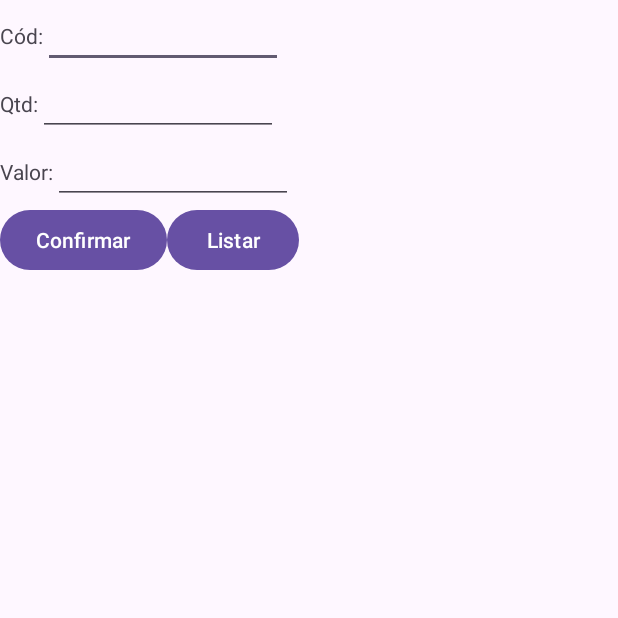
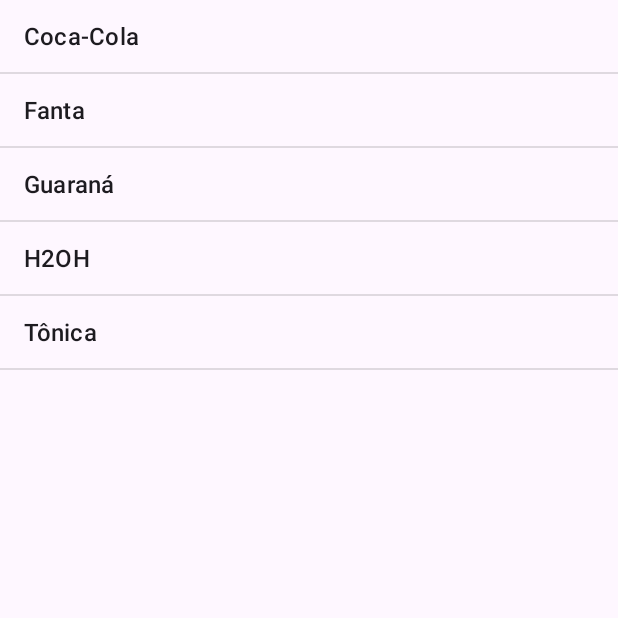
Before and after one commit to RSouzaTi/TrocaTela-posmoveis2025, an Android app: the LancamentoActivity screen opened directly, with no data from a screen before it, after a tap on "Listar", on a phone screen of 412 x 824 dp, the top half of it. Run offline under Robolectric (Android 15) with nearby library versions, the phone set to English and light mode, and no system bars.

Commit message:
Aplicativo completo, já com a ListarActivity e tratando o retorno do processamento da Lista

```diff
--- a/app/src/main/AndroidManifest.xml
+++ b/app/src/main/AndroidManifest.xml
@@ -11,6 +11,9 @@
         android:roundIcon="@mipmap/ic_launcher_round"
         android:supportsRtl="true"
         android:theme="@style/Theme.TrocaTelaposmoveis2025">
+        <activity
+            android:name=".ListarActivity"
+            android:exported="false" />
         <activity
             android:name=".ConfirmarActivity"
             android:exported="false" />
--- a/app/src/main/java/br/edu/utfpr/trocatela_posmoveis2025/ConfirmarActivity.kt
+++ b/app/src/main/java/br/edu/utfpr/trocatela_posmoveis2025/ConfirmarActivity.kt
@@ -47,7 +47,7 @@ class ConfirmarActivity : AppCompatActivity() {
         val intent = Intent(Intent.ACTION_VIEW)
 
         intent.setData(Uri.parse("sms:+554699121234"))
-        intent.putExtra("sms_body", "sms")
+        intent.putExtra("sms_body", sms)
 
         startActivity(intent)
 
--- a/app/src/main/java/br/edu/utfpr/trocatela_posmoveis2025/LancamentoActivity.kt
+++ b/app/src/main/java/br/edu/utfpr/trocatela_posmoveis2025/LancamentoActivity.kt
@@ -5,6 +5,7 @@ import android.os.Bundle
 import android.view.View
 import android.widget.EditText
 import androidx.activity.enableEdgeToEdge
+import androidx.activity.result.contract.ActivityResultContracts
 import androidx.appcompat.app.AppCompatActivity
 import androidx.core.view.ViewCompat
 import androidx.core.view.WindowInsetsCompat
@@ -39,7 +40,18 @@ class LancamentoActivity : AppCompatActivity() {
 
         startActivity(intent)
     }
+
     fun btListarOnClick(view: View) {
+        val intent = Intent(this, ListarActivity::class.java)
+        getResult.launch(intent)
 
     }
+
+    private val getResult =
+        registerForActivityResult(ActivityResultContracts.StartActivityForResult()) { it ->
+            if (it.resultCode == RESULT_OK) {
+                val cod = it.data?.getIntExtra("cod", 0)
+                etCod.setText(cod.toString())
+            }
+        }
 }
--- /dev/null
+++ b/app/src/main/java/br/edu/utfpr/trocatela_posmoveis2025/ListarActivity.kt
@@ -0,0 +1,35 @@
+package br.edu.utfpr.trocatela_posmoveis2025
+
+import android.os.Bundle
+import android.widget.ListView
+import android.widget.Toast
+import androidx.activity.enableEdgeToEdge
+import androidx.appcompat.app.AppCompatActivity
+import androidx.core.view.ViewCompat
+import androidx.core.view.WindowInsetsCompat
+
+class ListarActivity : AppCompatActivity() {
+
+    private lateinit var lvProdutos: ListView
+
+    override fun onCreate(savedInstanceState: Bundle?) {
+        super.onCreate(savedInstanceState)
+        enableEdgeToEdge()
+        setContentView(R.layout.activity_listar)
+        ViewCompat.setOnApplyWindowInsetsListener(findViewById(R.id.lvProdutos)) { v, insets ->
+            val systemBars = insets.getInsets(WindowInsetsCompat.Type.systemBars())
+            v.setPadding(systemBars.left, systemBars.top, systemBars.right, systemBars.bottom)
+            insets
+        }
+
+        lvProdutos = findViewById(R.id.lvProdutos)
+        lvProdutos.setOnItemClickListener { parent, view, position, id ->
+            val cod: Int = position + 1
+
+            intent.putExtra("cod", cod)
+            setResult(RESULT_OK, intent)
+            finish()
+        }
+
+    }
+}
--- /dev/null
+++ b/app/src/main/res/layout/activity_listar.xml
@@ -0,0 +1,9 @@
+<?xml version="1.0" encoding="utf-8"?>
+<ListView xmlns:android="http://schemas.android.com/apk/res/android"
+    xmlns:app="http://schemas.android.com/apk/res-auto"
+    xmlns:tools="http://schemas.android.com/tools"
+    android:id="@+id/lvProdutos"
+    android:layout_width="match_parent"
+    android:layout_height="match_parent"
+    android:entries="@array/produtos"
+    tools:context=".ListarActivity" />
--- /dev/null
+++ b/app/src/main/res/values/elementos.xml
@@ -0,0 +1,10 @@
+<?xml version="1.0" encoding="utf-8"?>
+<resources>
+    <string-array name="produtos">
+        <item>Coca-Cola</item>
+        <item>Fanta</item>
+        <item>Guaraná</item>
+        <item>H2OH</item>
+        <item>Tônica</item>
+    </string-array>
+</resources>
```
